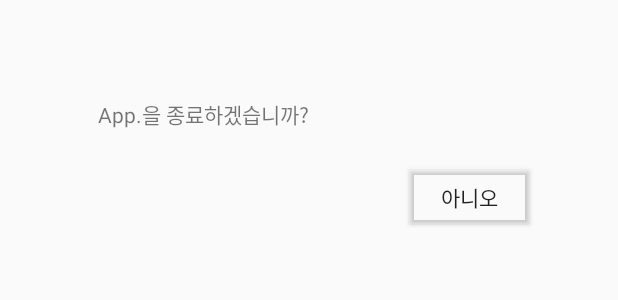
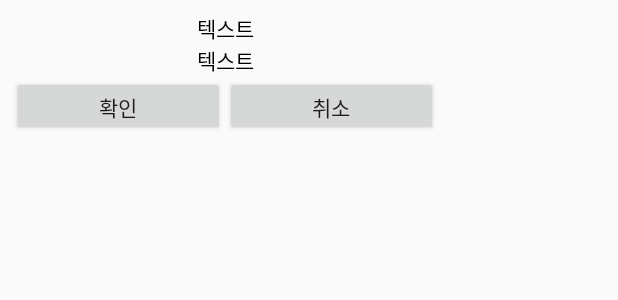
Before and after one commit to geunseok95/Pacman, an Android app: the layout popup.xml on its own in the app's theme, with its tools: preview values and no code run, on a phone screen of 412 x 824 dp. Shown: the top 300 px of the screen. Run offline under Robolectric (Android 15) with nearby library versions, the phone set to English and light mode, and no system bars.

Commit message:
replay and success

```diff
--- a/app/src/main/res/layout/popup.xml
+++ b/app/src/main/res/layout/popup.xml
@@ -1,31 +1,55 @@
 <?xml version="1.0" encoding="utf-8"?>
-<RelativeLayout xmlns:android="http://schemas.android.com/apk/res/android"
-    android:orientation="vertical" android:layout_width="match_parent"
-    android:layout_height="wrap_content"
-    android:padding="50dp">
+<LinearLayout
+    android:id="@+id/popup_dialog"
+    xmlns:android="http://schemas.android.com/apk/res/android"
+    android:orientation="vertical" android:layout_width="300dp"
+    android:layout_height="wrap_content">
 
-    <TextView
-        android:id="@+id/popupquestion"
-        android:layout_width="wrap_content"
-        android:layout_height="wrap_content"
-        android:layout_gravity="left"
-        android:padding="5dp"
-        android:layout_margin="10dp"
-        android:text="App.을 종료하겠습니까?"/>
     <LinearLayout
         android:layout_width="match_parent"
         android:layout_height="wrap_content"
-        android:orientation="horizontal"
-        android:gravity="right"
-        android:layout_below="@id/popupquestion">
+        android:orientation="vertical"
+        android:layout_margin="8dp"
+        >
+        <TextView
+            android:id="@+id/score"
+            android:layout_width="match_parent"
+            android:layout_height="wrap_content"
+            android:textAlignment="center"
+            android:textColor="#000000"
+            android:text="텍스트"/>
+
+        <TextView
+            android:id="@+id/message"
+            android:layout_width="match_parent"
+            android:layout_height="wrap_content"
+            android:textAlignment="center"
+            android:textColor="#000000"
+            android:text="텍스트"/>
+
+        <LinearLayout
+            android:layout_width="match_parent"
+            android:layout_height="wrap_content"
+            android:orientation="horizontal">
+
+            <Button
+                android:id="@+id/ok"
+                android:layout_width="0dp"
+                android:layout_height="40dp"
+                android:layout_weight="1"
+                android:text="확인"/>
+
+            <Button
+                android:id="@+id/cancel"
+                android:layout_width="0dp"
+                android:layout_height="40dp"
+                android:layout_weight="1"
+                android:text="취소"/>
 
 
-        <Button
-            android:id="@+id/nobtn"
-            android:layout_width="wrap_content"
-            android:layout_height="wrap_content"
-            android:layout_margin="5dp"
-            android:text="아니오"
-            android:backgroundTint="@android:color/transparent"/>
+        </LinearLayout>
+
+
     </LinearLayout>
-</RelativeLayout>
+
+</LinearLayout>
```
Also changed, not shown: app/src/main/java/com/professionalandroid/apps/pacman/Game.kt (+81 -2 lines), app/src/main/java/com/professionalandroid/apps/pacman/Popup.kt (+39 -27 lines).
